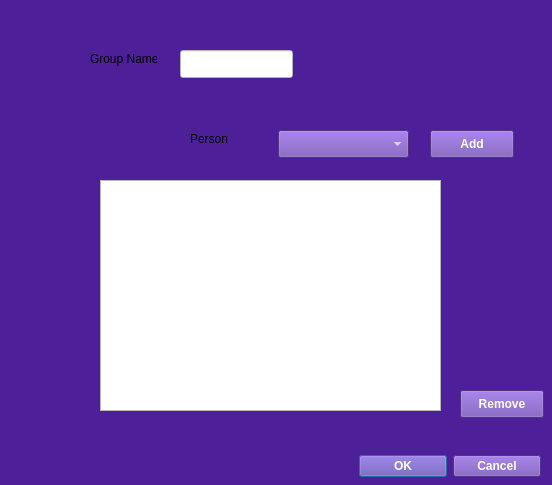
The window that createpermissiongroup.ui (kieranmckenzie/teamworking_key_management_app) describes before a commit, drawn with Qt 5.
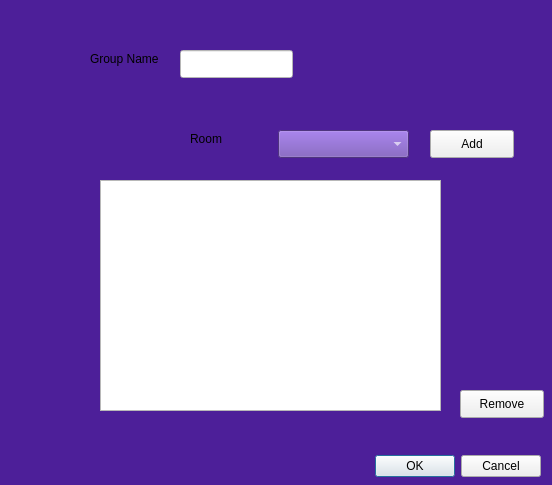
The same window after the commit.

The edit to the form file:
```diff
--- a/createpermissiongroup.ui
+++ b/createpermissiongroup.ui
@@ -22,12 +22,12 @@
 	color: #FFFFFF;
 	font-weight: bold;
 }
-QPushButton {
+/*QPushButton {
 	background-color: #6F4AB1;
 	color: #FFFFFF;
 	font-weight: bold;
     min-width: 80px;
-}
+}*/
 QLineEdit{
 	color: #000000;
 	background-color: #FFFFFF;
@@ -110,7 +110,7 @@
     <rect>
      <x>90</x>
      <y>50</y>
-     <width>67</width>
+     <width>81</width>
      <height>17</height>
     </rect>
    </property>
@@ -128,7 +128,7 @@
     </rect>
    </property>
    <property name="text">
-    <string>Person</string>
+    <string>Room</string>
    </property>
   </widget>
  </widget>
```
